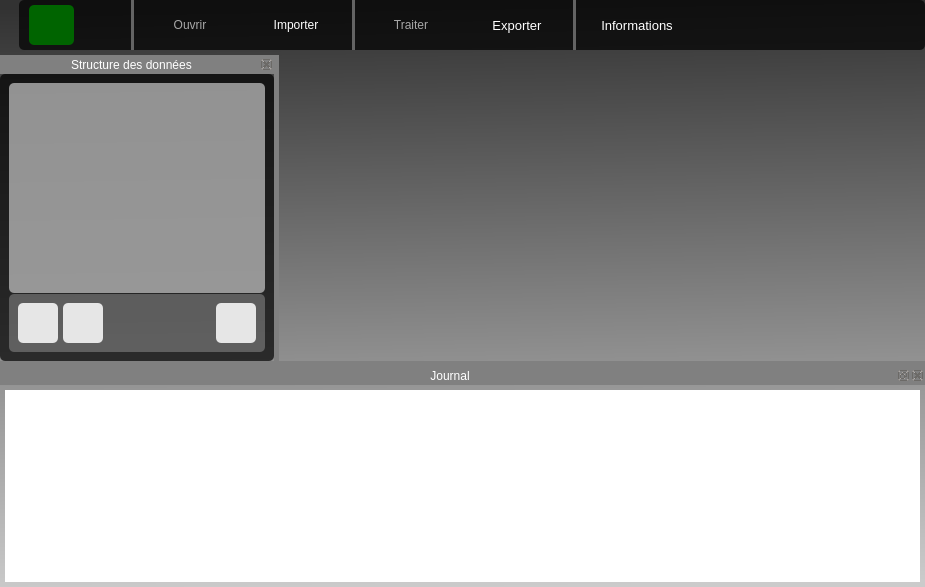
Old version of the form python/resources/ui/MainWindow.ui in the repository introlab/OpenIMU.
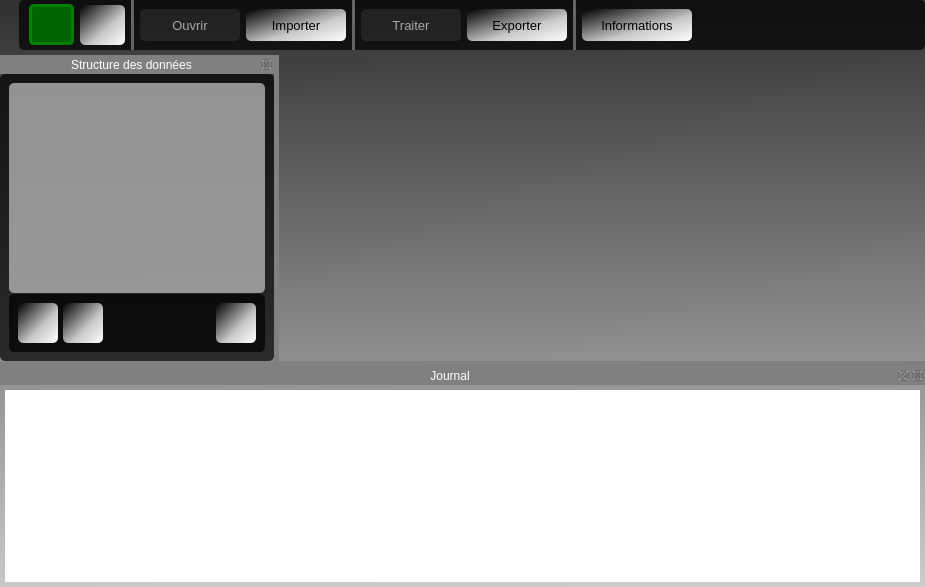
New version of the form. Icons and pictures are not drawn. Custom widgets are drawn as their Qt base class.

What changed in the file:
```diff
--- a/python/resources/ui/MainWindow.ui
+++ b/python/resources/ui/MainWindow.ui
@@ -39,13 +39,13 @@
 
 QWidget#line,QWidget#line_2,QWidget#line_3{background-color:rgba(100,100,100,100%);}
 
-QFrame#frameButtons{background-color:rgba(220,220,220,30%); border-radius:5px;}
+QFrame#frameButtons,QFrame#frameTools,QFrame#frameCursor{background-color:rgba(0,0,0,70%);  border-radius:5px;}
 
-QPushButton#btnAddGroup,QPushButton#btnAddParticipant,QPushButton#btnDelete{background:none;background-color:rgb(230,230,230);}
-
-QPushButton:hover,QToolButton:hover{color:white;background-image:url(:/OpenIMU/background/gray_texture.jpg)}
-QPushButton,QToolButton{color:white;background-image:url(:/OpenIMU/background/light_metal.jpg);}
-QPushButton:!enabled,QToolButton:!enabled{color: rgb(168, 168, 168);}
+QPushButton:hover,QToolButton:hover{color:black;background-color: qlineargradient(x1:0, y1:0, x2:1, y2:1, stop:0 white, stop: 0.6  rgb(200,200, 200), stop:1 black);}
+QPushButton,QToolButton{color:black; background-color: qlineargradient(x1:0, y1:0, x2:1, y2:1, stop:0 black, stop: 0.6  rgb(200,200, 200), stop:1 white);}
+QPushButton:!enabled,QToolButton:!enabled{color: rgb(168, 168, 168); background-color: rgba(200,200,200,10%);}
+QPushButton:checked,QToolButton:checked{color:black;border: 3px solid green;background-color:darkgreen;}
+QPushButton[checkable=true]:!checked,QToolButton[checkable=true]:!checked{color:red;background-color:rgba(180,0,0,50%);}
 
 QLabel{color:white;}
 
@@ -67,9 +67,7 @@
 }
 
 QLabel#lblVersion{color:black;}
-
-QToolButton#btnShowDataset,QToolButton#btnShowLog{background-color:transparent;background-image:url();}
-QToolButton#btnShowDataset:checked,QToolButton#btnShowLog:checked{background-color:darkgreen;background-image:url();}</string>
+</string>
   </property>
   <property name="documentMode">
    <bool>false</bool>
@@ -585,6 +583,11 @@
          <height>16777215</height>
         </size>
        </property>
+       <property name="font">
+        <font>
+         <pointsize>10</pointsize>
+        </font>
+       </property>
        <property name="cursor">
         <cursorShape>PointingHandCursor</cursorShape>
        </property>
@@ -614,6 +617,11 @@
          <height>32</height>
         </size>
        </property>
+       <property name="font">
+        <font>
+         <pointsize>10</pointsize>
+        </font>
+       </property>
        <property name="cursor">
         <cursorShape>PointingHandCursor</cursorShape>
        </property>
@@ -662,6 +670,11 @@
          <height>32</height>
         </size>
        </property>
+       <property name="font">
+        <font>
+         <pointsize>10</pointsize>
+        </font>
+       </property>
        <property name="cursor">
         <cursorShape>PointingHandCursor</cursorShape>
        </property>
```
Left out of the diff: 2 changed lines with no effect on the pictures.
